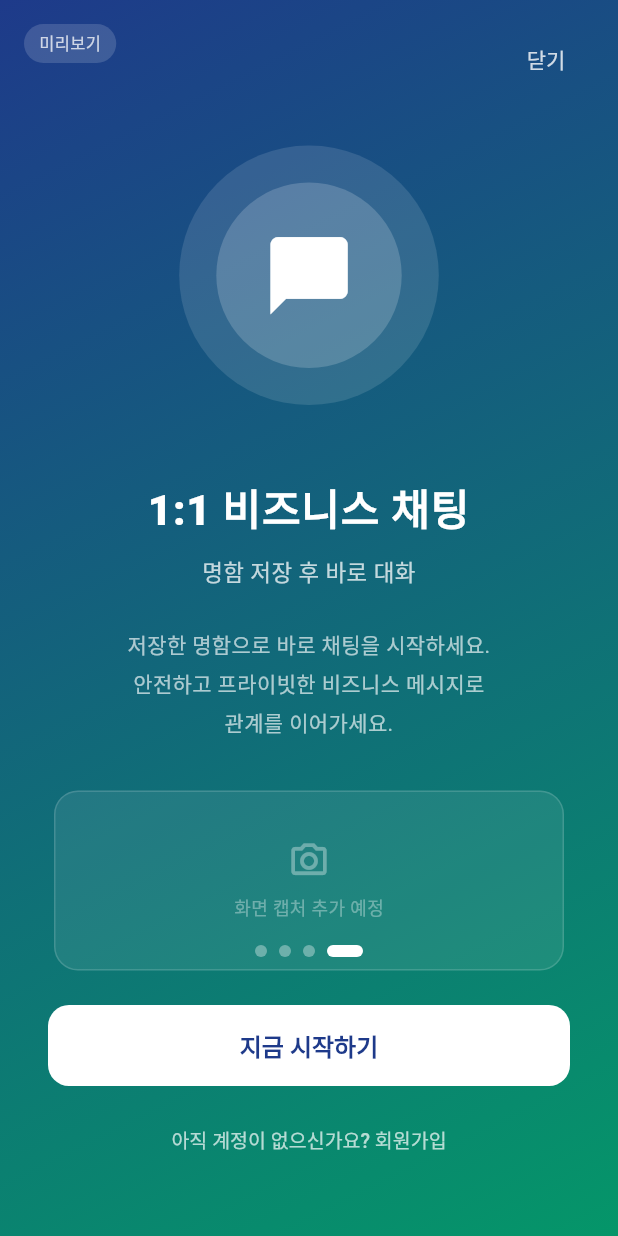
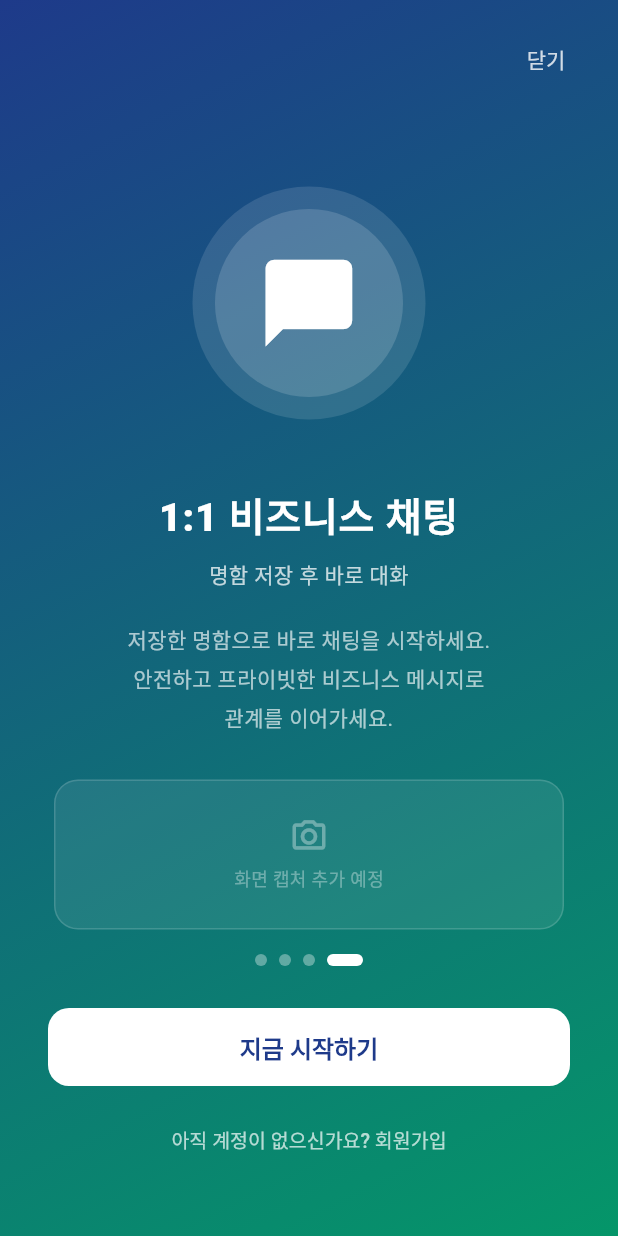
Before and after one commit to smee96/meti-app, a Flutter app: the IntroScreen screen opened by its route, swiped to page 4, on a phone screen of 412 x 824 dp. Run offline on Flutter 3.47's test engine with Material 3 defaults, Android fonts, the phone set to English and light mode, and no system bars; our stand-ins replace qr_flutter, shared_preferences; missing offline and left inert: mobile_scanner; accounts and stored records are empty; Roboto replaces fonts that are missing (Pretendard).

Commit message:
fix: intro 화면 레이아웃 오류 수정 - RenderBox 사이즈 문제 해결

```diff
--- a/lib/features/intro/screens/intro_screen.dart
+++ b/lib/features/intro/screens/intro_screen.dart
@@ -18,32 +18,28 @@
       icon: Icons.credit_card_rounded,
       title: '디지털 명함',
       subtitle: '나만의 글로벌 비즈니스 카드',
-      description:
-          '종이 명함은 이제 그만.\n스마트한 디지털 명함으로\n언제 어디서나 나를 소개하세요.',
+      description: '종이 명함은 이제 그만.\n스마트한 디지털 명함으로\n언제 어디서나 나를 소개하세요.',
       gradient: [Color(0xFF1e3a8a), Color(0xFF2563EB)],
     ),
     _IntroPage(
       icon: Icons.qr_code_rounded,
       title: 'QR & NFC 공유',
       subtitle: '한 번의 터치로 연결',
-      description:
-          'QR 코드 스캔 또는 NFC 태그 한 번으로\n명함을 즉시 교환하세요.\n글로벌 네트워킹이 이렇게 쉬워집니다.',
+      description: 'QR 코드 스캔 또는 NFC 태그 한 번으로\n명함을 즉시 교환하세요.\n글로벌 네트워킹이 이렇게 쉬워집니다.',
       gradient: [Color(0xFF1e3a8a), Color(0xFF0891B2)],
     ),
     _IntroPage(
       icon: Icons.groups_rounded,
       title: '그룹 & 이벤트',
       subtitle: '커뮤니티와 함께 성장',
-      description:
-          '업계 그룹에 참여하고\n비즈니스 이벤트에서 새로운 인연을\n만들어보세요.',
+      description: '업계 그룹에 참여하고\n비즈니스 이벤트에서 새로운 인연을\n만들어보세요.',
       gradient: [Color(0xFF1e3a8a), Color(0xFF7C3AED)],
     ),
     _IntroPage(
       icon: Icons.chat_bubble_rounded,
       title: '1:1 비즈니스 채팅',
       subtitle: '명함 저장 후 바로 대화',
-      description:
-          '저장한 명함으로 바로 채팅을 시작하세요.\n안전하고 프라이빗한 비즈니스 메시지로\n관계를 이어가세요.',
+      description: '저장한 명함으로 바로 채팅을 시작하세요.\n안전하고 프라이빗한 비즈니스 메시지로\n관계를 이어가세요.',
       gradient: [Color(0xFF1e3a8a), Color(0xFF059669)],
     ),
   ];
@@ -76,11 +72,7 @@
               child: Padding(
                 padding: const EdgeInsets.all(16),
                 child: TextButton(
-                  onPressed: () {
-                    if (Navigator.canPop(context)) {
-                      Navigator.pop(context);
-                    }
-                  },
+                  onPressed: () => Navigator.pop(context),
                   style: TextButton.styleFrom(
                     foregroundColor: Colors.white.withValues(alpha: 0.8),
                     padding: const EdgeInsets.symmetric(
@@ -125,15 +117,16 @@
                         ),
                       ),
                     ),
-                    const SizedBox(height: 32),
+                    const SizedBox(height: 28),
 
-                    // 마지막 페이지면 시작하기 버튼, 아니면 다음 버튼
+                    // 마지막 페이지
                     if (_currentPage == _pages.length - 1)
                       Column(
+                        mainAxisSize: MainAxisSize.min,
                         children: [
                           SizedBox(
                             width: double.infinity,
-                            height: 54,
+                            height: 52,
                             child: ElevatedButton(
                               onPressed: () {
                                 Navigator.pushReplacementNamed(
@@ -164,9 +157,8 @@
                               Navigator.pushNamed(context, AppRoutes.register);
                             },
                             style: TextButton.styleFrom(
-                              foregroundColor: Colors.white.withValues(
-                                alpha: 0.7,
-                              ),
+                              foregroundColor:
+                                  Colors.white.withValues(alpha: 0.7),
                             ),
                             child: const Text(
                               '아직 계정이 없으신가요? 회원가입',
@@ -176,9 +168,9 @@
                         ],
                       )
                     else
+                      // 다음 / 건너뛰기
                       Row(
                         children: [
-                          // 건너뛰기
                           TextButton(
                             onPressed: () {
                               _pageController.animateToPage(
@@ -188,14 +180,12 @@
                               );
                             },
                             style: TextButton.styleFrom(
-                              foregroundColor: Colors.white.withValues(
-                                alpha: 0.6,
-                              ),
+                              foregroundColor:
+                                  Colors.white.withValues(alpha: 0.6),
                             ),
                             child: const Text('건너뛰기'),
                           ),
                           const Spacer(),
-                          // 다음
                           ElevatedButton(
                             onPressed: () {
                               _pageController.nextPage(
@@ -208,14 +198,15 @@
                               foregroundColor: AppColors.primary,
                               elevation: 0,
                               padding: const EdgeInsets.symmetric(
-                                horizontal: 32,
-                                vertical: 14,
+                                horizontal: 28,
+                                vertical: 13,
                               ),
                               shape: RoundedRectangleBorder(
                                 borderRadius: BorderRadius.circular(12),
                               ),
                             ),
                             child: const Row(
+                              mainAxisSize: MainAxisSize.min,
                               children: [
                                 Text(
                                   '다음',
@@ -229,34 +220,6 @@
                         ],
                       ),
                   ],
-                ),
-              ),
-            ),
-          ),
-
-          // 추후 화면 캡처 추가 예정 배너 (개발용)
-          SafeArea(
-            child: Align(
-              alignment: Alignment.topLeft,
-              child: Padding(
-                padding: const EdgeInsets.only(left: 16, top: 16),
-                child: Container(
-                  padding: const EdgeInsets.symmetric(
-                    horizontal: 10,
-                    vertical: 5,
-                  ),
-                  decoration: BoxDecoration(
-                    color: Colors.white.withValues(alpha: 0.15),
-                    borderRadius: BorderRadius.circular(20),
-                  ),
-                  child: Text(
-                    '미리보기',
-                    style: TextStyle(
-                      color: Colors.white.withValues(alpha: 0.75),
-                      fontSize: 11,
-                      fontWeight: FontWeight.w500,
-                    ),
-                  ),
                 ),
               ),
             ),
@@ -295,8 +258,11 @@
   @override
   Widget build(BuildContext context) {
     final size = MediaQuery.of(context).size;
+    final iconSize = size.width * 0.28;
 
     return Container(
+      width: size.width,
+      height: size.height,
       decoration: BoxDecoration(
         gradient: LinearGradient(
           begin: Alignment.topLeft,
@@ -305,46 +271,52 @@
         ),
       ),
       child: SafeArea(
+        child: SingleChildScrollView(
+          physics: const NeverScrollableScrollPhysics(),
+          child: SizedBox(
+            height: size.height -
+                MediaQuery.of(context).padding.top -
+                MediaQuery.of(context).padding.bottom,
             child: Padding(
               padding: const EdgeInsets.symmetric(horizontal: 36),
               child: Column(
                 mainAxisAlignment: MainAxisAlignment.center,
                 children: [
-              const SizedBox(height: 80),
+                  const SizedBox(height: 60),
 
-              // 아이콘 컨테이너
+                  // 아이콘 원형 배경
                   Container(
-                width: size.width * 0.42,
-                height: size.width * 0.42,
+                    width: iconSize + 40,
+                    height: iconSize + 40,
                     decoration: BoxDecoration(
+                      shape: BoxShape.circle,
                       color: Colors.white.withValues(alpha: 0.12),
-                  shape: BoxShape.circle,
                     ),
                     child: Center(
                       child: Container(
-                    width: size.width * 0.3,
-                    height: size.width * 0.3,
+                        width: iconSize + 10,
+                        height: iconSize + 10,
                         decoration: BoxDecoration(
-                      color: Colors.white.withValues(alpha: 0.18),
                           shape: BoxShape.circle,
+                          color: Colors.white.withValues(alpha: 0.15),
                         ),
                         child: Icon(
                           page.icon,
-                      size: size.width * 0.15,
+                          size: iconSize * 0.6,
                           color: Colors.white,
                         ),
                       ),
                     ),
                   ),
 
-              const SizedBox(height: 48),
+                  const SizedBox(height: 44),
 
                   // 타이틀
                   Text(
                     page.title,
                     style: const TextStyle(
                       color: Colors.white,
-                  fontSize: 28,
+                      fontSize: 26,
                       fontWeight: FontWeight.w800,
                       letterSpacing: 0.5,
                     ),
@@ -357,12 +329,12 @@
                     page.subtitle,
                     style: TextStyle(
                       color: Colors.white.withValues(alpha: 0.75),
-                  fontSize: 15,
+                      fontSize: 14,
                       fontWeight: FontWeight.w500,
                     ),
                     textAlign: TextAlign.center,
                   ),
-              const SizedBox(height: 24),
+                  const SizedBox(height: 20),
 
                   // 설명
                   Text(
@@ -370,16 +342,17 @@
                     style: TextStyle(
                       color: Colors.white.withValues(alpha: 0.65),
                       fontSize: 14,
-                  height: 1.75,
+                      height: 1.8,
                     ),
                     textAlign: TextAlign.center,
                   ),
 
-              // 나중에 추가될 화면 캡처 영역
-              const SizedBox(height: 32),
+                  const SizedBox(height: 28),
+
+                  // 화면 캡처 예정 영역
                   Container(
                     width: double.infinity,
-                height: 120,
+                    height: 100,
                     decoration: BoxDecoration(
                       color: Colors.white.withValues(alpha: 0.08),
                       borderRadius: BorderRadius.circular(16),
@@ -395,9 +368,9 @@
                           Icon(
                             Icons.photo_camera_outlined,
                             color: Colors.white.withValues(alpha: 0.35),
-                        size: 28,
+                            size: 26,
                           ),
-                      const SizedBox(height: 8),
+                          const SizedBox(height: 6),
                           Text(
                             '화면 캡처 추가 예정',
                             style: TextStyle(
@@ -410,8 +383,10 @@
                     ),
                   ),
 
-              const SizedBox(height: 160), // 하단 버튼 공간
+                  const SizedBox(height: 140),
                 ],
+              ),
+            ),
           ),
         ),
       ),
```
Lines whose indentation alone changed are shown as unchanged.
